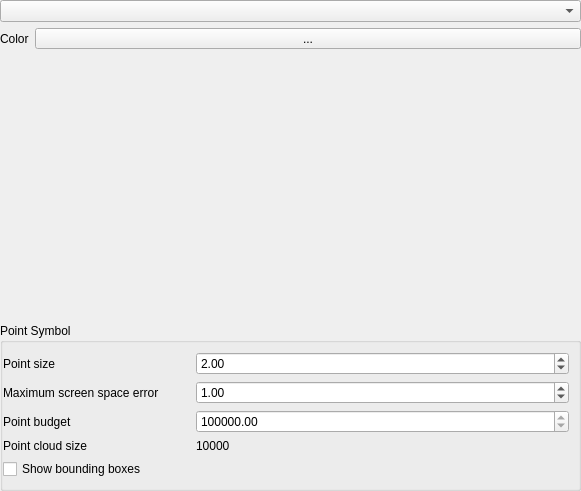
qgis/QGIS, file src/ui/3d/qgspointcloud3dsymbolwidget.ui: the form before one commit.
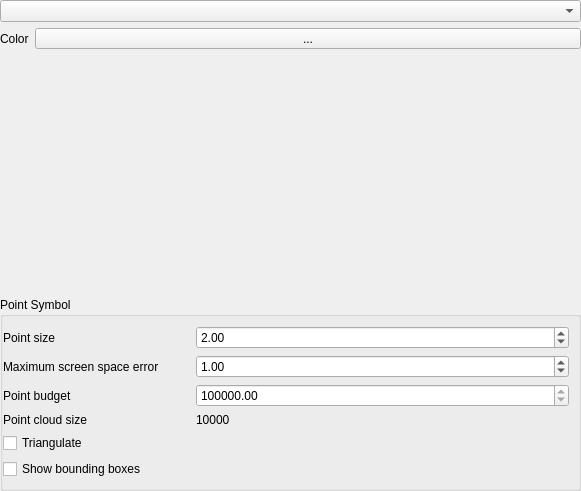
The form after the commit. Custom widgets are drawn as their Qt base class.

```diff
--- a/src/ui/3d/qgspointcloud3dsymbolwidget.ui
+++ b/src/ui/3d/qgspointcloud3dsymbolwidget.ui
@@ -132,6 +132,13 @@
         </property>
        </widget>
       </item>
+      <item row="2" column="0">
+       <widget class="QCheckBox" name="mTriangulateCheckBox">
+        <property name="text">
+         <string>Triangulate</string>
+        </property>
+       </widget>
+      </item>
      </layout>
     </widget>
    </item>
```
